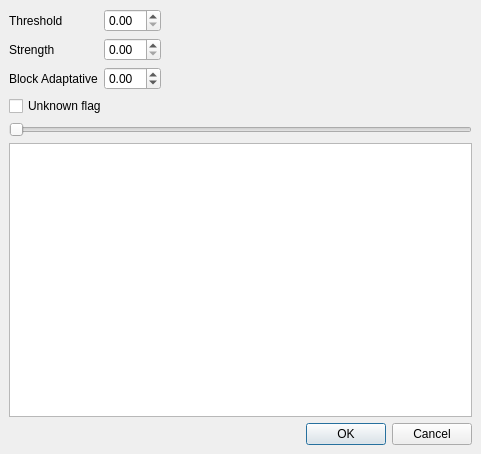
Before: the Qt Designer form branches/avidemux_2.5_branch_gruntster/plugins/ADM_videoFilters/ASharp/qt4/asharp.ui in BackupTheBerlios/avidemux-svn, drawn with Qt 5.
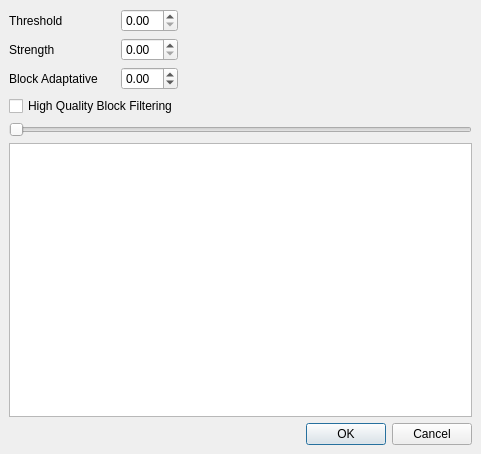
After: the same form once the commit is applied.

Commit message: [asharp] label block filtering checkbox (patch by torrentss)

The edit to the form file:
```diff
--- a/branches/avidemux_2.5_branch_gruntster/plugins/ADM_videoFilters/ASharp/qt4/asharp.ui
+++ b/branches/avidemux_2.5_branch_gruntster/plugins/ADM_videoFilters/ASharp/qt4/asharp.ui
@@ -127,7 +127,7 @@
    <item row="3" column="0" colspan="3" >
     <widget class="QCheckBox" name="checkBox" >
      <property name="text" >
-      <string>Unknown flag</string>
+      <string>High Quality Block Filtering</string>
      </property>
     </widget>
    </item>
```
The commit also changes 1 other file.
